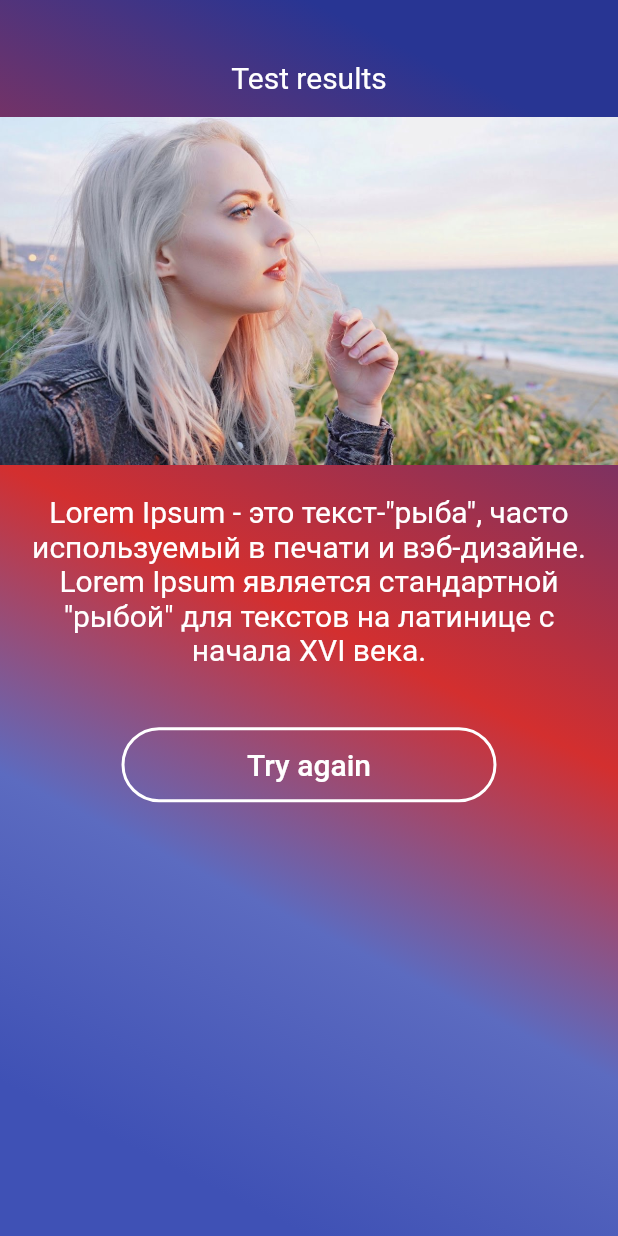
After one commit to icecream78/honest_test, a Flutter app: the FinishPage screen opened by its route, on a phone screen of 412 x 824 dp. The commit adds this screen. Run offline on Flutter 3.47's test engine with Material 2 defaults, Android fonts, the phone set to English and light mode, and no system bars.

Commit message:
implement result page + add to routing

```diff
--- /dev/null
+++ b/lib/finish_page.dart
@@ -0,0 +1,76 @@
+import 'package:flutter/material.dart';
+import './custom_btn.dart';
+
+class FinishPage extends StatelessWidget {
+  @override
+  Widget build(BuildContext context) {
+    return Scaffold(
+      body: Center(
+        child: Container(
+          width: double.infinity, // full width widget
+          decoration: BoxDecoration(
+            gradient: LinearGradient(
+              begin: Alignment.topRight,
+              end: Alignment.bottomLeft,
+              stops: [0.1, 0.5, 0.7, 0.9],
+              colors: [
+                Colors.indigo[800],
+                Colors.red[700],
+                Colors.indigo[400],
+                Colors.indigo[500],
+              ],
+              tileMode: TileMode.repeated,
+            ),
+          ),
+          child: Column(
+            mainAxisAlignment: MainAxisAlignment.start,
+            children: <Widget>[
+              Padding(
+                padding: EdgeInsets.only(top: 40.0),
+                child: Text(
+                  'Test results',
+                  textAlign: TextAlign.center,
+                  style: TextStyle(
+                    fontSize: 20.0,
+                    color: Colors.white,
+                  ),
+                ),
+              ),
+              Padding(
+                padding: EdgeInsets.only(top: 15.0),
+                child: Image.asset(
+                  'assets/logo.jpg',
+                ),
+              ),
+              Padding(
+                padding: EdgeInsets.fromLTRB(10.0, 20.0, 10.0, 0),
+                child: Center(
+                  child: Text(
+                    'Lorem Ipsum - это текст-"рыба", часто используемый в печати и вэб-дизайне. Lorem Ipsum является стандартной "рыбой" для текстов на латинице с начала XVI века.',
+                    maxLines: 40,
+                    textAlign: TextAlign.center,
+                    style: TextStyle(
+                      fontSize: 20.0,
+                      color: Colors.white,
+                    ),
+                  ),
+                ),
+              ),
+              Padding(
+                padding: EdgeInsets.only(top: 40.0),
+                child: CustomRoundButton(
+                  color: Colors.white,
+                  text: 'Try again',
+                  minWidth: 250.0,
+                  borderRadius: 30.0,
+                  onPressed: () =>
+                      Navigator.pushReplacementNamed(context, '/start'),
+                ),
+              ),
+            ],
+          ),
+        ),
+      ), // This trailing comma makes auto-formatting nicer for build methods.
+    );
+  }
+}
--- a/lib/main.dart
+++ b/lib/main.dart
@@ -3,6 +3,7 @@ import 'package:flutter/material.dart';
 import './themes.dart';
 import './start_page.dart';
 import './question_page.dart';
+import './finish_page.dart';
 
 void main() {
   runApp(HonestTestApp());
@@ -30,6 +31,12 @@ class HonestTestApp extends StatelessWidget {
               builder: (_) => QuestionPage(),
               settings: settings,
             );
+
+          case '/finish':
+            return MaterialPageRoute(
+              builder: (_) => FinishPage(),
+              settings: settings,
+            );
         }
       },
     );
--- a/lib/question_page.dart
+++ b/lib/question_page.dart
@@ -58,8 +58,7 @@ class QuestionPageState extends State<QuestionPage> {
 
   void answerSelectedHandler({@required Answers selectedAnswer}) {
     if (_currQuestionNum == _totalQuestionCount) {
-      // TODO: add navigation to result page
-      return print('Its over');
+      Navigator.pushReplacementNamed(context, '/finish');
     }
 
     setState(() {
```
